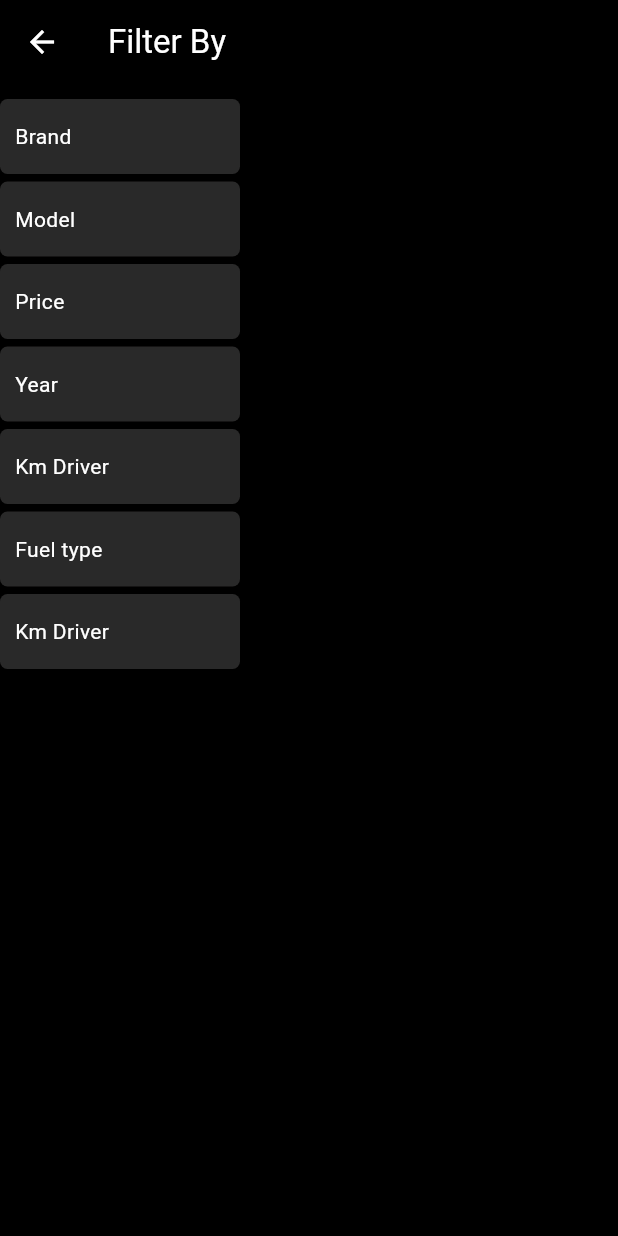
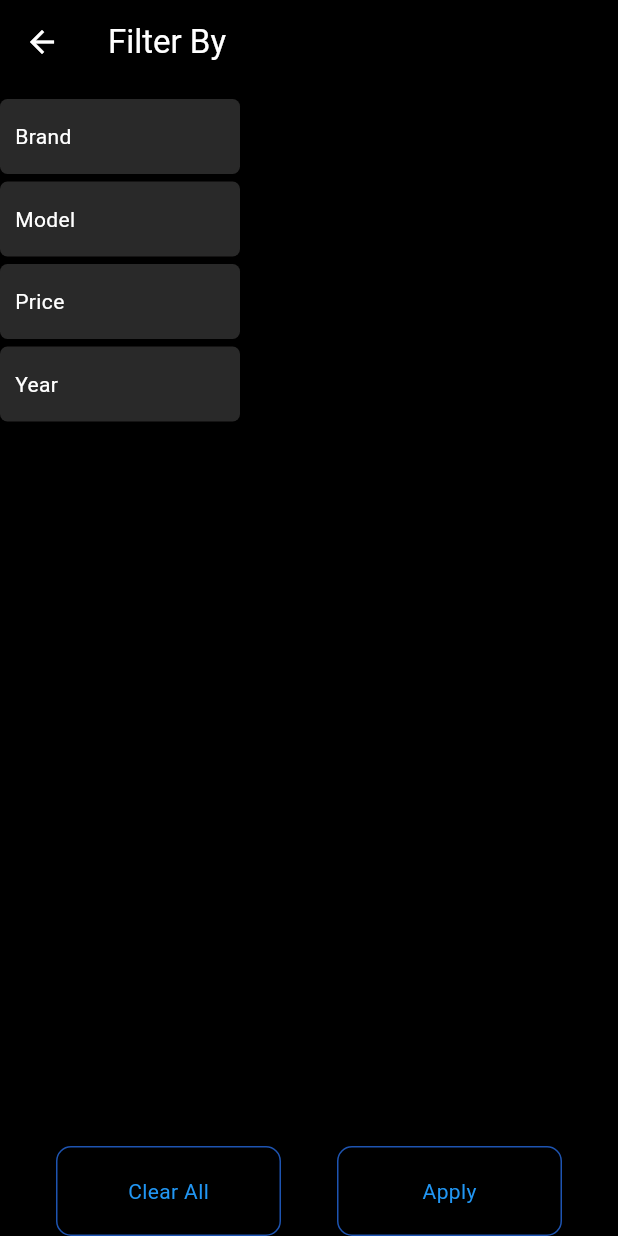
Before and after one commit to Joyal14/car_info, a Flutter app: the FilterCarInfo screen opened directly, on a phone screen of 412 x 824 dp. Run offline on Flutter 3.47's test engine with Material 3 defaults, Android fonts, the phone set to English and light mode, and no system bars; our stand-ins replace dio, google_maps_flutter, location, shared_preferences; accounts and stored records are empty.

```diff
--- a/lib/custom_filter_container.dart
+++ b/lib/custom_filter_container.dart
@@ -34,9 +34,24 @@ class CustomContainers extends StatelessWidget {
                 width: 50,
               ),
               if (selectedText >= 1)
-                Text(
-                  selectedText.toString(),
-                  style: const TextStyle(color: Colors.white),
+                Padding(
+                  padding: const EdgeInsets.all(8.0),
+                  child: Container(
+                    width: 30,
+                    decoration: BoxDecoration(
+                      color: Colors.blue,
+                      borderRadius: BorderRadius.circular(
+                          5), // Optional: Add border radius for rounded corners
+                    ),
+                    padding: const EdgeInsets.all(
+                        8), // Optional: Add padding to the container
+                    child: Center(
+                      child: Text(
+                        selectedText.toString(),
+                        style: const TextStyle(color: Colors.white),
+                      ),
+                    ),
+                  ),
                 ),
             ],
           ),
--- a/lib/main.dart
+++ b/lib/main.dart
@@ -29,7 +29,7 @@ class MyApp extends StatelessWidget {
           return MaterialApp(
             home: isLoggedIn
                 // ? HomePage()
-                ? FilterCarInfo()
+                ? HomePage()
                 : SplashScreen(), // Navigate to HomePage if logged in, otherwise to LocationPage
           );
         }
--- a/lib/pages/filter_car_info.dart
+++ b/lib/pages/filter_car_info.dart
@@ -37,7 +37,12 @@ class _FilterCarInfoState extends State<FilterCarInfo> {
         iconTheme: const IconThemeData(color: Colors.white),
       ),
       backgroundColor: Colors.black,
-      body: Row(
+      body: Column(
+        children: [
+          Expanded(
+            child: Container(
+              width: double.infinity,
+              child: Row(
                 children: [
                   GestureDetector(
                     onTap: () {
@@ -84,24 +89,6 @@ class _FilterCarInfoState extends State<FilterCarInfo> {
                           const SizedBox(
                             height: 5,
                           ),
-                  CustomContainers(
-                    text: "Km Driver",
-                    selectedText: selectedBrands.length,
-                  ),
-                  const SizedBox(
-                    height: 5,
-                  ),
-                  CustomContainers(
-                    text: "Fuel type",
-                    selectedText: selectedBrands.length,
-                  ),
-                  const SizedBox(
-                    height: 5,
-                  ),
-                  CustomContainers(
-                    text: "Km Driver",
-                    selectedText: selectedBrands.length,
-                  ),
                         ],
                       ),
                     ),
@@ -114,13 +101,38 @@ class _FilterCarInfoState extends State<FilterCarInfo> {
                     Container(
                       height: double.infinity,
                       width: 230,
-              color: Colors.white,
+                      color: Colors.black,
                       child: ListView.builder(
                         itemCount: brands.length,
                         itemBuilder: (context, index) {
-                  return CheckboxListTile(
-                    title: Text(brands[index]),
-                    value: selectedBrands.contains(brands[index]),
+                          return Theme(
+                            data: ThemeData(
+                              checkboxTheme: CheckboxThemeData(
+                                fillColor:
+                                    MaterialStateProperty.resolveWith<Color?>(
+                                        (Set<MaterialState> states) {
+                                  if (states.contains(MaterialState.disabled)) {
+                                    return null;
+                                  }
+                                  if (states.contains(MaterialState.selected)) {
+                                    return Colors
+                                        .blue; // Set the fill color to blue for selected state
+                                  }
+                                  return null;
+                                }),
+                                checkColor: MaterialStateProperty.all(Colors
+                                    .white), // Set the check color to white
+                                overlayColor: MaterialStateProperty.all(
+                                    Colors.blue.withOpacity(
+                                        0.2)), // Set the overlay color to blue with opacity
+                                shape: RoundedRectangleBorder(
+                                    borderRadius: BorderRadius.circular(4),
+                                    side: const BorderSide(
+                                        color: Colors
+                                            .blue)), // Set the border color to blue
+                              ),
+                            ),
+                            child: CheckboxListTile(
                               onChanged: (value) {
                                 setState(() {
                                   if (value!) {
@@ -130,12 +142,69 @@ class _FilterCarInfoState extends State<FilterCarInfo> {
                                   }
                                 });
                               },
+                              value: selectedBrands.contains(brands[index]),
+                              title: Text(
+                                brands[index],
+                                style: TextStyle(color: Colors.white),
+                              ),
+                              controlAffinity: ListTileControlAffinity.leading,
+                            ),
                           );
                         },
                       ),
                     ),
                 ],
               ),
+            ),
+          ),
+          // Buttons at the bottom of the screen
+          Row(
+            mainAxisAlignment: MainAxisAlignment.spaceEvenly,
+            children: [
+              GestureDetector(
+                onTap: () {},
+                child: Container(
+                  width: 150,
+                  height: 60,
+                  decoration: BoxDecoration(
+                    color: Colors.black,
+                    borderRadius: BorderRadius.circular(10),
+                    border: Border.all(
+                      color: const Color.fromARGB(224, 34, 96, 202),
+                    ),
+                  ),
+                  child: const Center(
+                    child: Text(
+                      "Clear All",
+                      style: TextStyle(color: Colors.blue),
+                    ),
+                  ),
+                ),
+              ),
+              GestureDetector(
+                onTap: () {},
+                child: Container(
+                  width: 150,
+                  height: 60,
+                  decoration: BoxDecoration(
+                    color: Colors.black,
+                    borderRadius: BorderRadius.circular(10),
+                    border: Border.all(
+                      color: const Color.fromARGB(224, 34, 96, 202),
+                    ),
+                  ),
+                  child: const Center(
+                    child: Text(
+                      "Apply",
+                      style: TextStyle(color: Colors.blue),
+                    ),
+                  ),
+                ),
+              ),
+            ],
+          ),
+        ],
+      ),
     );
   }
 }
```
Lines whose indentation alone changed are shown as unchanged.
